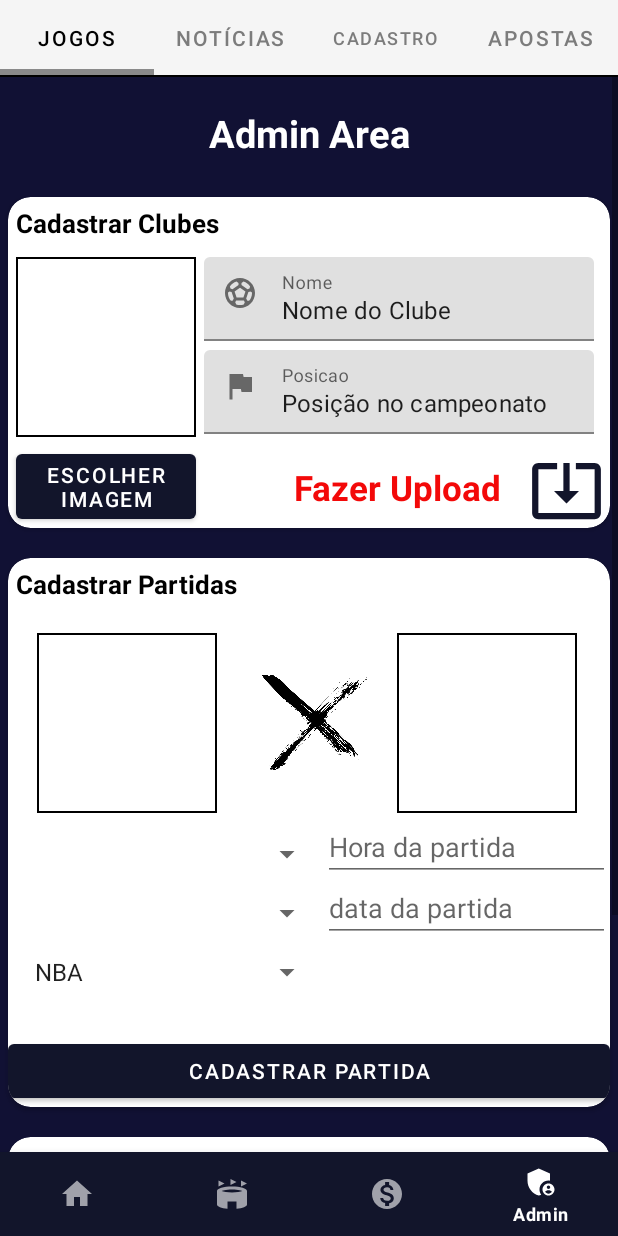
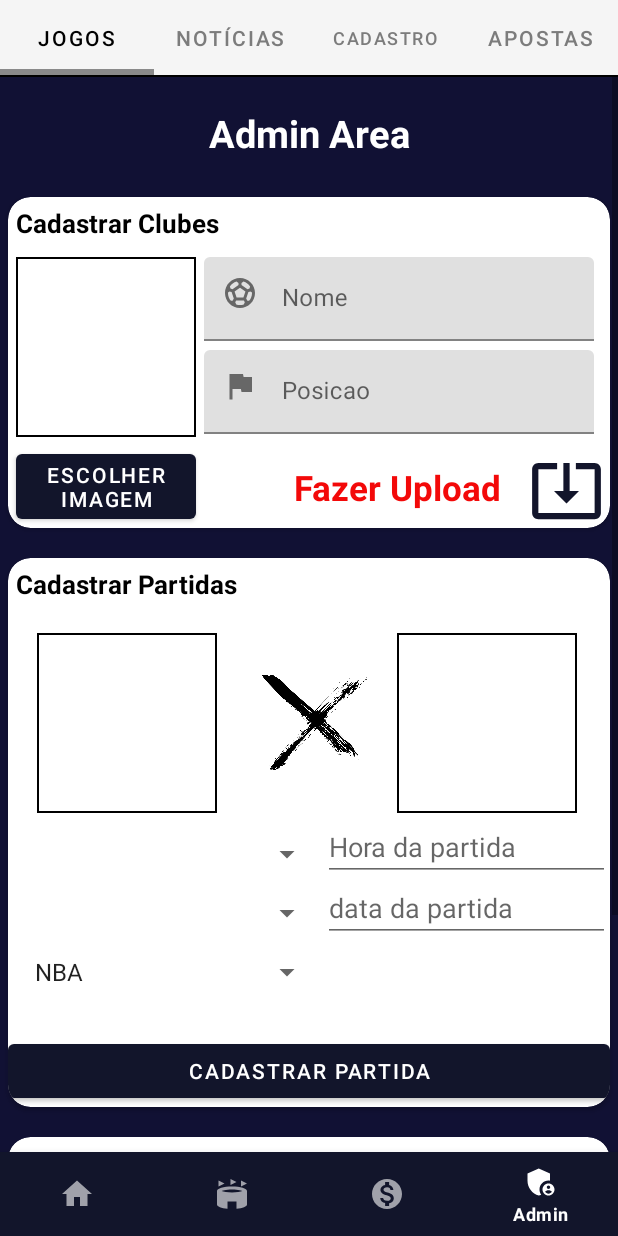
Before and after one commit to EstevaoRR-dev/Projeto-Android---Urutabets, an Android app: the AdminPage screen opened through its navigation route, on a phone screen of 412 x 824 dp. Run offline under Robolectric (Android 15) with nearby library versions, the phone set to English and light mode, and no system bars; our stand-ins replace Firebase (no records; nobody signed in at launch, a user with empty details on screens opened directly), Picasso, navigation-ui; libraries missing offline, so code that uses them is left out: com.makeramen.roundedimageview; 3 statements that could not run were skipped.

Commit message:
ATT TABS

```diff
--- a/app/src/main/java/br/com/testesbottomnav/fragments/AdminPage.java
+++ b/app/src/main/java/br/com/testesbottomnav/fragments/AdminPage.java
@@ -131,5 +131,12 @@ public class AdminPage extends Fragment {
 
             }
         });
+
+        pager2.registerOnPageChangeCallback(new ViewPager2.OnPageChangeCallback() {
+            @Override
+            public void onPageSelected(int position) {
+                tabLayout.selectTab(tabLayout.getTabAt(position));
+            }
+        });
     }
 }
--- a/app/src/main/java/br/com/testesbottomnav/fragments/Apostas.java
+++ b/app/src/main/java/br/com/testesbottomnav/fragments/Apostas.java
@@ -167,6 +167,7 @@ public class Apostas extends Fragment {
         db = FirebaseFirestore.getInstance();
         usuariosRef = db.collection("usuarios").document(FirebaseAuth.getInstance().getCurrentUser().getUid());
 
+        //Listener que vai sempre atualizar o saldo do usuário
         usuariosRef.addSnapshotListener(new EventListener<DocumentSnapshot>() {
             @Override
             public void onEvent(@Nullable DocumentSnapshot value, @Nullable FirebaseFirestoreException error) {
@@ -184,6 +185,7 @@ public class Apostas extends Fragment {
             }
         });
 
+        //Ação do botão depositar
         botaoDepositar.setOnClickListener(new View.OnClickListener() {
             @Override
             public void onClick(View view) {
--- a/app/src/main/java/br/com/testesbottomnav/fragments/HomeFragment.java
+++ b/app/src/main/java/br/com/testesbottomnav/fragments/HomeFragment.java
@@ -191,10 +191,13 @@ public class HomeFragment extends Fragment{
                     }
                 });
 
-                recyclerView.setHasFixedSize(true);
-                recyclerView.setLayoutManager(new LinearLayoutManager(getContext()));
-                recyclerView.setNestedScrollingEnabled(false);
-                recyclerView.setAdapter(adapter);
+                if (getContext() != null){
+                    recyclerView.setHasFixedSize(true);
+                    recyclerView.setLayoutManager(new LinearLayoutManager(getContext()));
+                    recyclerView.setNestedScrollingEnabled(false);
+                    recyclerView.setAdapter(adapter);
+                }
+
 
             }
 
--- a/app/src/main/res/layout/fragment_admin_jogos.xml
+++ b/app/src/main/res/layout/fragment_admin_jogos.xml
@@ -81,7 +81,7 @@
                             android:id="@+id/textEdit_nomeClube"
                             android:layout_width="260dp"
                             android:layout_height="wrap_content"
-                            android:text="Nome do Clube"/>
+                            />
 
 
                     </com.google.android.material.textfield.TextInputLayout>
@@ -101,8 +101,7 @@
                             android:id="@+id/textEdit_posicao"
                             android:layout_width="260dp"
                             android:layout_height="wrap_content"
-                            android:inputType="number"
-                            android:text="Posição no campeonato"/>
+                            android:inputType="number" />
 
 
                     </com.google.android.material.textfield.TextInputLayout>
```
